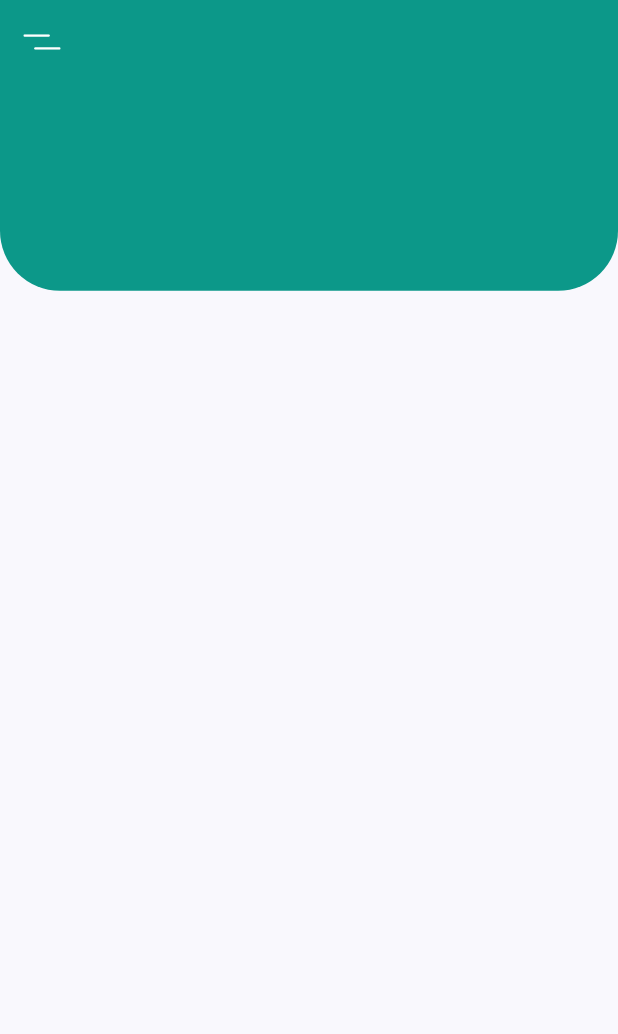
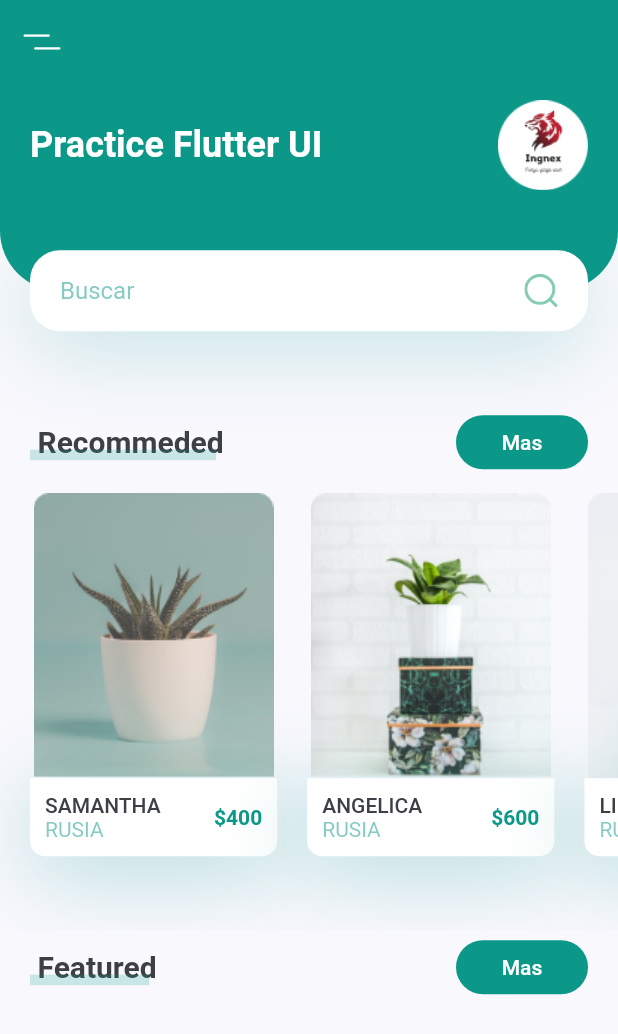
Before and after one commit to IngNex/flutter-plant-ui-practice, a Flutter app: the screen it shows after launch, on a phone screen of 412 x 824 dp. Shown: the top 1034 px of the screen. Run offline on Flutter 3.47's test engine with Material 2 defaults, Android fonts, the phone set to English and light mode, and no system bars; our stand-ins replace flutter_svg.

Commit message:
add body - header - recommende

```diff
--- a/lib/screens/components/body.dart
+++ b/lib/screens/components/body.dart
@@ -1,30 +1,23 @@
 import 'package:flutter/material.dart';
+import 'package:flutter_svg/flutter_svg.dart';
 import 'package:front_plant_app_flutter_ui/constants.dart';
+import 'package:front_plant_app_flutter_ui/screens/components/header_with_seachbox.dart';
+import 'package:front_plant_app_flutter_ui/screens/components/recomendes_cards.dart';
+import 'package:front_plant_app_flutter_ui/screens/components/title_btn.dart';
 
 class Body extends StatelessWidget {
   @override
   Widget build(BuildContext context) {
     Size size = MediaQuery.of(context).size;
-    return Column(
-      children: [
-        Container(
-          height: size.height * 0.2,
-          child: Stack(
-            children: [
-              Container(
-                height: size.height * 0.2 - 27,
-                decoration: BoxDecoration(
-                  color: nexPrimaryColor,
-                  borderRadius: BorderRadius.only(
-                    bottomLeft: Radius.circular(40),
-                    bottomRight: Radius.circular(40),
-                  ),
-                ),
-              ),
-            ],
-          ),
-        )
-      ],
+    return SingleChildScrollView(
+      child: Column(
+        children: [
+          HeaderWithSeachBox(size: size),
+          TitleWithBtn(title: "Recommeded", press: () {}),
+          RecomendesCards(),
+          TitleWithBtn(title: "Featured", press: () {}),
+        ],
+      ),
     );
   }
 }
--- /dev/null
+++ b/lib/screens/components/header_with_seachbox.dart
@@ -0,0 +1,92 @@
+import 'package:flutter/material.dart';
+import 'package:flutter_svg/flutter_svg.dart';
+import 'package:front_plant_app_flutter_ui/constants.dart';
+
+class HeaderWithSeachBox extends StatelessWidget {
+  const HeaderWithSeachBox({
+    Key? key,
+    required this.size,
+  }) : super(key: key);
+
+  final Size size;
+
+  @override
+  Widget build(BuildContext context) {
+    return Container(
+      margin: EdgeInsets.only(bottom: nexDefaultPadding * 2.5),
+      height: size.height * 0.2,
+      child: Stack(
+        children: [
+          Container(
+            padding: EdgeInsets.only(
+              left: nexDefaultPadding,
+              right: nexDefaultPadding,
+              bottom: 36 + nexDefaultPadding,
+            ),
+            height: size.height * 0.2 - 27,
+            decoration: BoxDecoration(
+              color: nexPrimaryColor,
+              borderRadius: BorderRadius.only(
+                bottomLeft: Radius.circular(40),
+                bottomRight: Radius.circular(40),
+              ),
+            ),
+            child: Row(
+              mainAxisAlignment: MainAxisAlignment.spaceBetween,
+              children: [
+                Text(
+                  "Practice Flutter UI",
+                  style: TextStyle(
+                      color: Colors.white,
+                      fontWeight: FontWeight.bold,
+                      fontSize: 24),
+                ),
+                Image.asset("assets/images/ingnex.png", width: 60),
+              ],
+            ),
+          ),
+          Positioned(
+            bottom: 0,
+            left: 0,
+            right: 0,
+            child: Container(
+              alignment: Alignment.center,
+              margin: EdgeInsets.symmetric(horizontal: nexDefaultPadding),
+              padding: EdgeInsets.symmetric(horizontal: nexDefaultPadding),
+              height: 54,
+              decoration: BoxDecoration(
+                color: Colors.white,
+                borderRadius: BorderRadius.circular(20),
+                boxShadow: [
+                  BoxShadow(
+                    offset: Offset(0, 10),
+                    color: nexPrimaryColor.withOpacity(0.23),
+                    blurRadius: 50,
+                  )
+                ],
+              ),
+              child: Row(
+                children: [
+                  Expanded(
+                    child: TextField(
+                      onChanged: ((value) {}),
+                      decoration: InputDecoration(
+                        hintText: "Buscar",
+                        hintStyle: TextStyle(
+                          color: nexPrimaryColor.withOpacity(0.5),
+                        ),
+                        enabledBorder: InputBorder.none,
+                        focusedBorder: InputBorder.none,
+                      ),
+                    ),
+                  ),
+                  SvgPicture.asset("assets/icons/search.svg"),
+                ],
+              ),
+            ),
+          ),
+        ],
+      ),
+    );
+  }
+}
--- /dev/null
+++ b/lib/screens/components/recomendes_cards.dart
@@ -0,0 +1,113 @@
+import 'package:flutter/material.dart';
+import 'package:front_plant_app_flutter_ui/constants.dart';
+
+class RecomendesCards extends StatelessWidget {
+  const RecomendesCards({
+    Key? key,
+  }) : super(key: key);
+
+  @override
+  Widget build(BuildContext context) {
+    return SingleChildScrollView(
+      scrollDirection: Axis.horizontal,
+      child: Row(
+        children: [
+          RecomendedCard(
+            image: "assets/images/image_1.png",
+            title: "samantha",
+            country: "Rusia",
+            price: 400,
+            press: () {},
+          ),
+          RecomendedCard(
+            image: "assets/images/image_2.png",
+            title: "angelica",
+            country: "Rusia",
+            price: 600,
+            press: () {},
+          ),
+          RecomendedCard(
+            image: "assets/images/image_3.png",
+            title: "Lirias",
+            country: "Rusia",
+            price: 800,
+            press: () {},
+          ),
+        ],
+      ),
+    );
+  }
+}
+
+class RecomendedCard extends StatelessWidget {
+  const RecomendedCard({
+    Key? key,
+    required this.image,
+    required this.title,
+    required this.country,
+    required this.price,
+    required this.press,
+  }) : super(key: key);
+
+  final String image, title, country;
+  final int price;
+  final Function press;
+
+  @override
+  Widget build(BuildContext context) {
+    Size size = MediaQuery.of(context).size;
+    return Container(
+      margin: const EdgeInsets.only(
+          left: nexDefaultPadding,
+          top: nexDefaultPadding / 2,
+          bottom: nexDefaultPadding * 2.5),
+      width: size.width * 0.4,
+      child: Column(children: [
+        Image.asset(image),
+        GestureDetector(
+          onTap: () => press,
+          child: Container(
+            padding: EdgeInsets.all(nexDefaultPadding / 2),
+            decoration: BoxDecoration(
+              color: Colors.white,
+              borderRadius: BorderRadius.only(
+                bottomLeft: Radius.circular(10),
+                bottomRight: Radius.circular(10),
+              ),
+              boxShadow: [
+                BoxShadow(
+                  offset: Offset(0, 10),
+                  blurRadius: 50,
+                  color: nexPrimaryColor.withOpacity(0.3),
+                ),
+              ],
+            ),
+            child: Row(
+              mainAxisAlignment: MainAxisAlignment.spaceBetween,
+              children: [
+                RichText(
+                  text: TextSpan(
+                    children: [
+                      TextSpan(
+                          text: "$title\n".toUpperCase(),
+                          style: Theme.of(context).textTheme.button),
+                      TextSpan(
+                        text: "$country".toUpperCase(),
+                        style: TextStyle(
+                          color: nexPrimaryColor.withOpacity(0.5),
+                        ),
+                      ),
+                    ],
+                  ),
+                ),
+                Text("\$$price",
+                    style: const TextStyle(
+                        color: nexPrimaryColor, fontWeight: FontWeight.bold))
+              ],
+            ),
+          ),
+        ),
+      ]),
+    );
+  }
+}
--- /dev/null
+++ b/lib/screens/components/title_btn.dart
@@ -0,0 +1,73 @@
+import 'package:flutter/material.dart';
+import 'package:front_plant_app_flutter_ui/constants.dart';
+
+class TitleWithBtn extends StatelessWidget {
+  const TitleWithBtn({
+    Key? key,
+    required this.title,
+    required this.press,
+  }) : super(key: key);
+
+  final String title;
+  final Function press;
+
+  @override
+  Widget build(BuildContext context) {
+    return Padding(
+      padding: const EdgeInsets.symmetric(horizontal: nexDefaultPadding),
+      child: Row(
+        mainAxisAlignment: MainAxisAlignment.spaceBetween,
+        children: [
+          TitleWitchCustomUnderLine(text: title),
+          FlatButton(
+            shape:
+                RoundedRectangleBorder(borderRadius: BorderRadius.circular(20)),
+            color: nexPrimaryColor,
+            onPressed: () => press,
+            child: Text(
+              "Mas",
+              style: TextStyle(color: Colors.white),
+            ),
+          ),
+        ],
+      ),
+    );
+  }
+}
+
+class TitleWitchCustomUnderLine extends StatelessWidget {
+  final String text;
+
+  const TitleWitchCustomUnderLine({
+    Key? key,
+    required this.text,
+  }) : super(key: key);
+
+  @override
+  Widget build(BuildContext context) {
+    return Container(
+      height: 24,
+      child: Stack(
+        children: [
+          Padding(
+            padding: const EdgeInsets.only(left: nexDefaultPadding / 4),
+            child: Text(
+              text,
+              style: TextStyle(fontSize: 20, fontWeight: FontWeight.bold),
+            ),
+          ),
+          Positioned(
+            bottom: 0,
+            left: 0,
+            right: 0,
+            child: Container(
+              margin: EdgeInsets.only(right: nexDefaultPadding / 4),
+              height: 7,
+              color: nexPrimaryColor.withOpacity(0.2),
+            ),
+          )
+        ],
+      ),
+    );
+  }
+}
```
Also changed, not shown: assets/images/ingnex.png (added), 76 other files.
